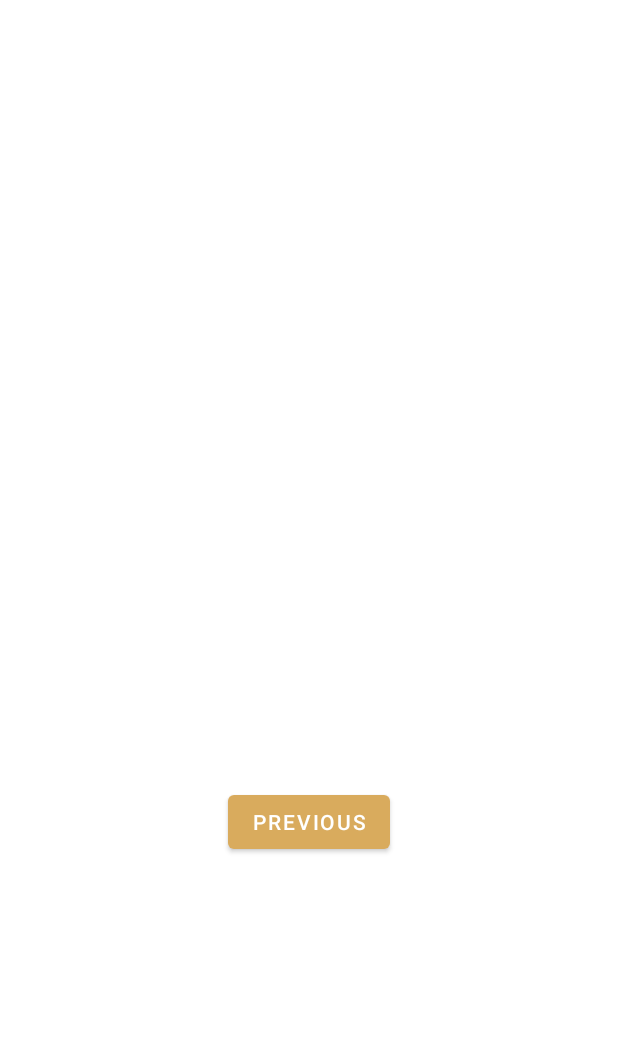
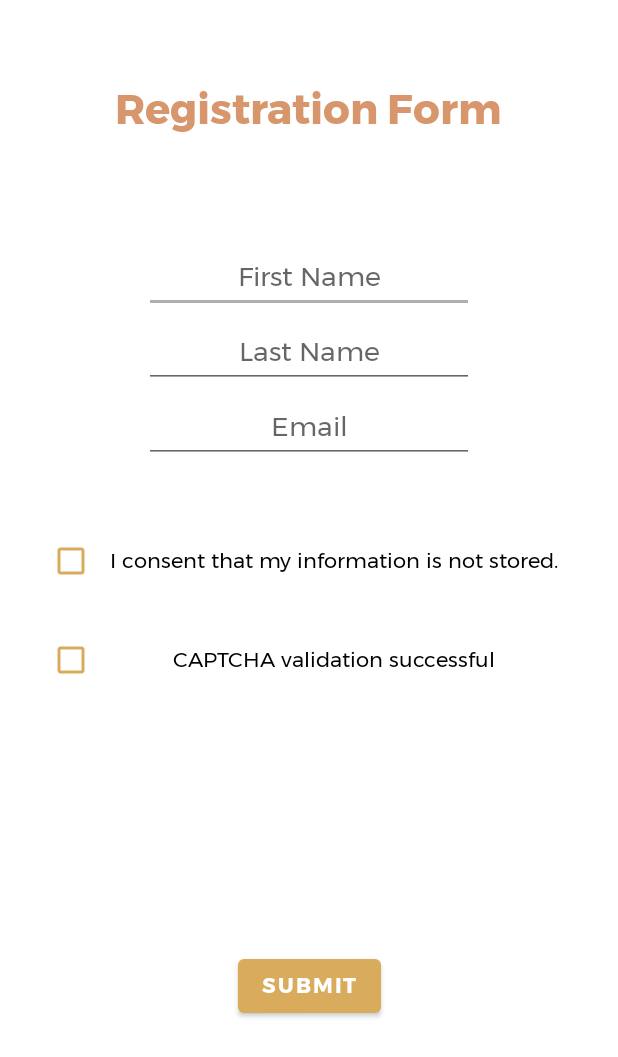
Before and after one commit to evaggian/captchas, an Android app: the layout fragment_second.xml on its own in the app's theme, with its tools: preview values and no code run, on a phone screen of 412 x 824 dp. Shown: the top 1057 px of the screen. Run offline under Robolectric (Android 15) with nearby library versions, the phone set to English and light mode, and no system bars.

Commit message:
reactivating proximity captcha and making new fragments, doesn't work yet

```diff
--- a/app/src/main/java/com/example/mycatcha/MainActivity2.java
+++ b/app/src/main/java/com/example/mycatcha/MainActivity2.java
@@ -12,6 +12,7 @@ import androidx.appcompat.app.AppCompatActivity;
 
 import android.util.Log;
 import android.view.View;
+import android.widget.CheckBox;
 import android.widget.Toast;
 
 import androidx.navigation.NavController;
@@ -29,6 +30,8 @@ public class MainActivity2 extends AppCompatActivity {
     private SensorManager sensorManager;
     private SensorEventListener proximitySensorListener, gyroscopeSensorListener, rvListener;
     private Sensor proximitySensor, gyroscopeSensor, rotationVectorSensor;
+
+    private CheckBox rotateCheck = (CheckBox)findViewById(R.id.instructions_gesture_captcha);
 
     @Override
     protected void onCreate(Bundle savedInstanceState) {
@@ -134,7 +137,8 @@ public class MainActivity2 extends AppCompatActivity {
 
                 if (orientations[2] > 170){
                     System.out.println("Congrats you succeeded!");
-                    Toast.makeText(getApplicationContext(),"Congrats you succeeded!", Toast.LENGTH_SHORT).show();
+                    Toast.makeText(getApplicationContext(),"CAPTCHA validation successful!", Toast.LENGTH_SHORT).show();
+                    rotateCheck.setChecked(true);
                 }
             }
 
--- a/app/src/main/java/com/example/mycatcha/MainActivity3.java
+++ b/app/src/main/java/com/example/mycatcha/MainActivity3.java
@@ -7,6 +7,7 @@ import android.hardware.SensorEventListener;
 import android.hardware.SensorManager;
 import android.os.Bundle;
 
+import com.example.mycatcha.databinding.ActivityMain3Binding;
 import com.google.android.material.snackbar.Snackbar;
 
 import androidx.appcompat.app.AppCompatActivity;
@@ -25,7 +26,7 @@ import com.example.mycatcha.databinding.ActivityMain2Binding;
 public class MainActivity3 extends AppCompatActivity {
 
     private AppBarConfiguration appBarConfiguration;
-    private ActivityMain2Binding binding;
+    private ActivityMain3Binding binding;
 
     private SensorManager sensorManager;
     private SensorEventListener proximitySensorListener, gyroscopeSensorListener, rvListener;
@@ -35,7 +36,7 @@ public class MainActivity3 extends AppCompatActivity {
     protected void onCreate(Bundle savedInstanceState) {
         super.onCreate(savedInstanceState);
 
-        binding = ActivityMain2Binding.inflate(getLayoutInflater());
+        binding = ActivityMain3Binding.inflate(getLayoutInflater());
         setContentView(binding.getRoot());
 
         setSupportActionBar(binding.toolbar);
--- a/app/src/main/res/layout/fragment_second.xml
+++ b/app/src/main/res/layout/fragment_second.xml
@@ -7,10 +7,89 @@
     tools:context=".SecondFragment">
 
     <TextView
-        android:id="@+id/textview_second"
+        android:id="@+id/title"
         android:layout_width="wrap_content"
         android:layout_height="wrap_content"
-        app:layout_constraintBottom_toTopOf="@id/button_second"
+        android:layout_marginTop="50dp"
+        android:text="@string/register_title"
+        android:textColor="@color/orange"
+        android:fontFamily="@font/montserrat_bold"
+        android:textSize="28sp"
+        app:layout_constraintEnd_toEndOf="parent"
+        app:layout_constraintStart_toStartOf="parent"
+        app:layout_constraintTop_toTopOf="parent" />
+
+    <EditText
+        android:id="@+id/fist_name"
+        android:layout_width="wrap_content"
+        android:layout_height="wrap_content"
+        android:layout_marginTop="160dp"
+        android:ems="10"
+        android:hint="@string/first_name"
+        android:gravity="center"
+        android:fontFamily="@font/montserrat"
+        app:layout_constraintEnd_toEndOf="parent"
+        app:layout_constraintStart_toStartOf="parent"
+        app:layout_constraintTop_toTopOf="parent"
+        android:autofillHints="first_name"
+        android:inputType="text" />
+
+    <EditText
+        android:id="@+id/last_name"
+        android:layout_width="wrap_content"
+        android:layout_height="wrap_content"
+        android:layout_marginTop="210dp"
+        android:ems="10"
+        android:gravity="center"
+        android:hint="@string/last_name"
+        android:fontFamily="@font/montserrat"
+        app:layout_constraintEnd_toEndOf="parent"
+        app:layout_constraintStart_toStartOf="parent"
+        app:layout_constraintTop_toTopOf="parent"
+        android:autofillHints="last_name"
+        android:inputType="text" />
+
+    <EditText
+        android:id="@+id/email"
+        android:layout_width="wrap_content"
+        android:layout_height="wrap_content"
+        android:layout_marginTop="260dp"
+        android:ems="10"
+        android:gravity="center"
+        android:hint="@string/email"
+        android:fontFamily="@font/montserrat"
+        app:layout_constraintEnd_toEndOf="parent"
+        app:layout_constraintStart_toStartOf="parent"
+        app:layout_constraintTop_toTopOf="parent"
+        android:autofillHints="email"
+        android:inputType="textEmailAddress" />
+
+    <CheckBox
+        android:id="@+id/conditions"
+        android:layout_width="350dp"
+        android:layout_height="wrap_content"
+        android:layout_marginTop="350dp"
+        android:backgroundTint="@color/sunray"
+        android:buttonTint="@color/sunray"
+        android:gravity="center"
+        android:text="@string/terms_conditions"
+        android:fontFamily="@font/montserrat"
+        android:textSize="14sp"
+        app:layout_constraintEnd_toEndOf="parent"
+        app:layout_constraintStart_toStartOf="parent"
+        app:layout_constraintTop_toTopOf="parent" />
+
+    <CheckBox
+        android:id="@+id/validation_proximity_check"
+        android:layout_width="350dp"
+        android:layout_height="100dp"
+        android:layout_marginTop="390dp"
+        android:backgroundTint="@color/sunray"
+        android:buttonTint="@color/sunray"
+        android:gravity="center"
+        android:text="@string/proximity_validation"
+        android:fontFamily="@font/montserrat"
+        android:textSize="14sp"
         app:layout_constraintEnd_toEndOf="parent"
         app:layout_constraintStart_toStartOf="parent"
         app:layout_constraintTop_toTopOf="parent" />
@@ -19,9 +98,10 @@
         android:id="@+id/button_second"
         android:layout_width="wrap_content"
         android:layout_height="wrap_content"
-        android:text="@string/previous"
+        android:text="@string/submit"
+        android:fontFamily="@font/montserrat_bold"
         app:layout_constraintBottom_toBottomOf="parent"
         app:layout_constraintEnd_toEndOf="parent"
         app:layout_constraintStart_toStartOf="parent"
-        app:layout_constraintTop_toBottomOf="@id/textview_second" />
+        app:layout_constraintTop_toBottomOf="@id/validation_proximity_check" />
 </androidx.constraintlayout.widget.ConstraintLayout>
```
Also changed, not shown: app/src/main/java/com/example/mycatcha/ThirdFragment.java (renamed from app/src/main/java/com/example/mycatcha/SecondFragment.java, +7 -6 lines), app/src/main/res/layout/fragment_first.xml (+7 -7 lines), app/src/main/res/layout/fragment_third.xml (added, +28 -0 lines), app/src/main/res/navigation/nav_graph.xml (+12 -1 lines), app/src/main/res/values/strings.xml (+6 -2 lines).
